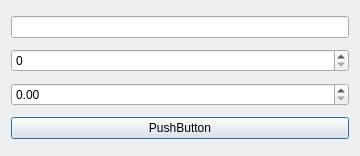
Qt form Interface/Fenetres/FenetreModifier.ui (gdescomps/HoKo) before a commit.
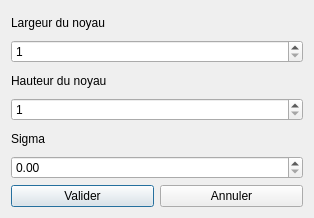
The same form after that commit.

Commit message: Interface de modification des paramètres du flou gaussien

Diff of the .ui file:
```diff
--- a/Interface/Fenetres/FenetreModifier.ui
+++ b/Interface/Fenetres/FenetreModifier.ui
@@ -6,8 +6,8 @@
    <rect>
     <x>0</x>
     <y>0</y>
-    <width>360</width>
-    <height>156</height>
+    <width>314</width>
+    <height>218</height>
    </rect>
   </property>
   <property name="windowTitle">
@@ -15,21 +15,67 @@
   </property>
   <layout class="QVBoxLayout" name="verticalLayout">
    <item>
-    <widget class="QLineEdit" name="lineEdit"/>
+    <widget class="QLabel" name="labelNoyauLargeur">
+     <property name="text">
+      <string>Largeur du noyau</string>
+     </property>
+    </widget>
    </item>
    <item>
-    <widget class="QSpinBox" name="spinBox"/>
+    <widget class="QSpinBox" name="spinBoxLargeurNoyau">
+     <property name="minimum">
+      <number>1</number>
+     </property>
+     <property name="singleStep">
+      <number>2</number>
+     </property>
+    </widget>
    </item>
    <item>
-    <widget class="QDoubleSpinBox" name="doubleSpinBox"/>
+    <widget class="QLabel" name="labelNoyauHauteur">
+     <property name="text">
+      <string>Hauteur du noyau</string>
+     </property>
+    </widget>
    </item>
    <item>
-    <widget class="QPushButton" name="pushButton">
+    <widget class="QSpinBox" name="spinBoxHauteurNoyau">
+     <property name="minimum">
+      <number>1</number>
+     </property>
+     <property name="singleStep">
+      <number>2</number>
+     </property>
+    </widget>
+   </item>
+   <item>
+    <widget class="QLabel" name="labelSigma">
      <property name="text">
-      <string>PushButton</string>
+      <string>Sigma</string>
      </property>
     </widget>
    </item>
+   <item>
+    <widget class="QDoubleSpinBox" name="doubleSpinBoxSigma"/>
+   </item>
+   <item>
+    <layout class="QHBoxLayout" name="horizontalLayout">
+     <item>
+      <widget class="QPushButton" name="validerBouton">
+       <property name="text">
+        <string>Valider</string>
+       </property>
+      </widget>
+     </item>
+     <item>
+      <widget class="QPushButton" name="pushButton">
+       <property name="text">
+        <string>Annuler</string>
+       </property>
+      </widget>
+     </item>
+    </layout>
+   </item>
   </layout>
  </widget>
  <resources/>
```
Left out of the diff: 2 changed lines with no effect on the pictures. The commit also changes 3 other files.
